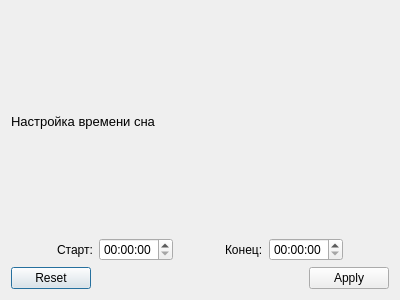
Old version of the form downtime.ui in the repository alexanderskorokhodov/AppTime.
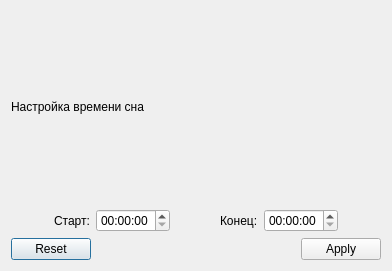
New version of the form.

```diff
--- a/downtime.ui
+++ b/downtime.ui
@@ -6,8 +6,8 @@
    <rect>
     <x>0</x>
     <y>0</y>
-    <width>400</width>
-    <height>300</height>
+    <width>392</width>
+    <height>271</height>
    </rect>
   </property>
   <property name="windowTitle">
@@ -16,13 +16,6 @@
   <layout class="QVBoxLayout" name="verticalLayout">
    <item>
     <widget class="QLabel" name="titleLabel">
-     <property name="font">
-      <font>
-       <pointsize>10</pointsize>
-       <weight>50</weight>
-       <bold>false</bold>
-      </font>
-     </property>
      <property name="autoFillBackground">
       <bool>false</bool>
      </property>
```
